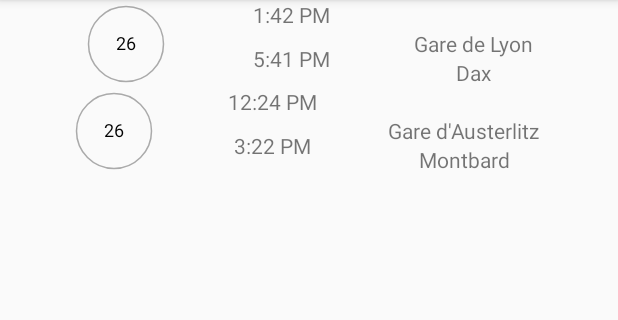
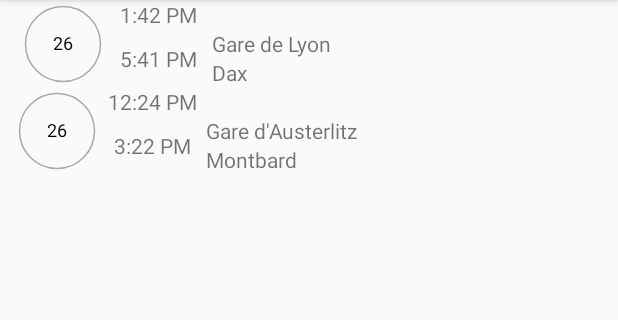
Before and after one commit to geekarist/OuiTimer, an Android app: the screen it shows after launch (MainActivity), on a phone screen of 412 x 824 dp, the part 84-404 px from its top. Run offline under Robolectric (Android 15) with nearby library versions, the phone set to English and light mode, and no system bars.

Commit message:
Align columns left

```diff
--- a/app/src/main/res/layout/view_train_timer.xml
+++ b/app/src/main/res/layout/view_train_timer.xml
@@ -14,7 +14,9 @@
         android:id="@+id/timer_cp_date"
         android:layout_width="56dp"
         android:layout_height="56dp"
+        android:layout_marginLeft="4dp"
         app:layout_constraintBottom_toBottomOf="parent"
+        app:layout_constraintHorizontal_bias="0"
         app:layout_constraintLeft_toLeftOf="parent"
         app:layout_constraintRight_toLeftOf="@id/timer_tv_departure_time"
         app:layout_constraintTop_toTopOf="parent"
@@ -26,7 +28,9 @@
         android:id="@+id/timer_tv_departure_time"
         android:layout_width="wrap_content"
         android:layout_height="wrap_content"
+        android:layout_marginLeft="0dp"
         app:layout_constraintBottom_toTopOf="@id/timer_tv_departure_time"
+        app:layout_constraintHorizontal_bias="0"
         app:layout_constraintLeft_toRightOf="@id/timer_cp_date"
         app:layout_constraintRight_toLeftOf="@id/timer_tv_departure_station"
         app:layout_constraintTop_toTopOf="parent"
@@ -48,7 +52,9 @@
         android:id="@+id/timer_tv_departure_station"
         android:layout_width="wrap_content"
         android:layout_height="wrap_content"
+        android:layout_marginLeft="10dp"
         app:layout_constraintBottom_toBottomOf="parent"
+        app:layout_constraintHorizontal_bias="0"
         app:layout_constraintLeft_toRightOf="@id/timer_tv_arrival_time"
         app:layout_constraintRight_toRightOf="parent"
         app:layout_constraintTop_toTopOf="parent"
@@ -60,6 +66,7 @@
         android:layout_width="wrap_content"
         android:layout_height="wrap_content"
         app:layout_constraintBottom_toBottomOf="parent"
+        app:layout_constraintHorizontal_bias="0"
         app:layout_constraintLeft_toLeftOf="@id/timer_tv_departure_station"
         app:layout_constraintRight_toRightOf="@id/timer_tv_departure_station"
         app:layout_constraintTop_toBottomOf="@id/timer_tv_departure_station"
```
